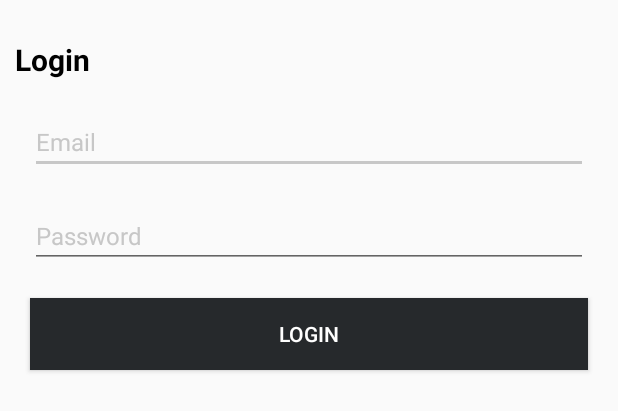
After one commit to Bassem-Samy/Persons, an Android app: the layout fragment_login.xml on its own in the app's theme, with its tools: preview values and no code run, on a phone screen of 412 x 824 dp. The commit adds this screen. Shown: the top 411 px of the screen. Run offline under Robolectric (Android 15) with nearby library versions, the phone set to English and light mode, and no system bars.

Commit message:
Added Login layout

```diff
--- /dev/null
+++ b/app/src/main/res/drawable/black_button_bg_selector.xml
@@ -0,0 +1,6 @@
+<?xml version="1.0" encoding="utf-8"?>
+<selector xmlns:android="http://schemas.android.com/apk/res/android">
+    <item android:drawable="@color/blackColor" android:state_pressed="true" />
+    <item android:drawable="@color/blackColor" android:state_focused="true" />
+    <item android:drawable="@color/darkGreyColor" />
+</selector>
--- /dev/null
+++ b/app/src/main/res/layout/fragment_login.xml
@@ -0,0 +1,65 @@
+<LinearLayout xmlns:android="http://schemas.android.com/apk/res/android"
+    xmlns:tools="http://schemas.android.com/tools"
+    android:layout_width="match_parent"
+    android:layout_height="match_parent"
+    android:orientation="vertical"
+    tools:context="com.bassem.persons.ui.login.LoginFragment">
+
+    <ProgressBar
+        android:id="@+id/prgrs_main"
+        style="@style/Widget.AppCompat.ProgressBar.Horizontal"
+        android:layout_width="match_parent"
+        android:layout_height="wrap_content"
+        android:indeterminate="true"
+        android:visibility="invisible" />
+
+    <ScrollView
+
+        android:layout_width="match_parent"
+        android:layout_height="0dp"
+        android:layout_weight="1">
+
+        <LinearLayout
+            android:layout_width="match_parent"
+            android:layout_height="wrap_content"
+            android:layout_margin="@dimen/margin10"
+            android:orientation="vertical">
+
+            <TextView
+                style="@style/LoginTitleTextStyle"
+                android:layout_width="wrap_content"
+                android:layout_height="wrap_content"
+                android:layout_marginBottom="@dimen/margin10"
+                android:text="@string/login" />
+
+            <EditText
+                android:id="@+id/edt_email"
+                style="@style/LoginEmailTextStyle"
+                android:layout_width="match_parent"
+                android:layout_height="wrap_content"
+                android:layout_margin="@dimen/margin10"
+                android:hint="@string/email"
+                android:inputType="textEmailAddress"
+                android:nextFocusDown="@+id/edt_password" />
+
+            <EditText
+                android:id="@+id/edt_password"
+                style="@style/LoginPasswordTextStyle"
+                android:layout_width="match_parent"
+                android:layout_height="wrap_content"
+                android:layout_margin="@dimen/margin10"
+                android:hint="@string/password"
+                android:inputType="textPassword"
+                android:nextFocusDown="@+id/btn_login" />
+
+            <Button
+                android:id="@+id/btn_login"
+                style="@style/LoginButtonStyle"
+                android:layout_width="match_parent"
+                android:layout_height="wrap_content"
+                android:layout_margin="@dimen/margin10"
+                android:text="@string/login_button_text" />
+        </LinearLayout>
+    </ScrollView>
+
+</LinearLayout>
--- a/app/src/main/res/values/colors.xml
+++ b/app/src/main/res/values/colors.xml
@@ -1,6 +1,10 @@
 <?xml version="1.0" encoding="utf-8"?>
 <resources>
-    <color name="colorPrimary">#3F51B5</color>
-    <color name="colorPrimaryDark">#303F9F</color>
-    <color name="colorAccent">#FF4081</color>
+    <color name="colorPrimary">#26292C</color>
+    <color name="colorPrimaryDark">#000000</color>
+    <color name="colorAccent">#C7C7C7</color>
+    <color name="textGreyColor">#C7C7C7</color>
+    <color name="blackColor">#000000</color>
+    <color name="whiteColor">#FFFFFF</color>
+    <color name="darkGreyColor">#26292C</color>
 </resources>
--- /dev/null
+++ b/app/src/main/res/values/dimens.xml
@@ -0,0 +1,9 @@
+<?xml version="1.0" encoding="utf-8"?>
+<resources>
+    <dimen name="margin10">10dp</dimen>
+
+
+    <dimen name="login_title_textsize">20sp</dimen>
+    <dimen name="login_email_textsize">16sp</dimen>
+    <dimen name="login_password_textsize">16sp</dimen>
+</resources>
--- a/app/src/main/res/values/strings.xml
+++ b/app/src/main/res/values/strings.xml
@@ -1,3 +1,17 @@
 <resources>
     <string name="app_name">Persons</string>
+
+    <string name="hello_blank_fragment">Hello blank fragment</string>
+    <string name="login">Login</string>
+    <string name="email">Email</string>
+    <string name="password">Password</string>
+    <string name="login_button_text">Login</string>
+    <string name="general_error">Sorry an error has happened, please try again later!</string>
+    <string name="invalid_email">Please enter a vaild email</string>
+    <string name="invalid_password">Password must be 8 characters long</string>
+    <string name="please_enter_email">Please enter an email</string>
+    <string name="please_enter_password">Please enter a password</string>
+    <string name="logging_user_in">Logging in</string>
+    <string name="password_cant_be_spaces">Password can\'t be spaces</string>
+
 </resources>
--- a/app/src/main/res/values/styles.xml
+++ b/app/src/main/res/values/styles.xml
@@ -7,5 +7,31 @@
         <item name="colorPrimaryDark">@color/colorPrimaryDark</item>
         <item name="colorAccent">@color/colorAccent</item>
     </style>
+    <!-- Login styles -->
+    <style name="LoginTitleTextStyle">
+        <item name="android:textSize">@dimen/login_title_textsize</item>
+        <item name="android:textColor">@color/blackColor</item>
+        <item name="android:textStyle">bold</item>
+    </style>
+
+    <style name="LoginEmailTextStyle">
+        <item name="android:textSize">@dimen/login_email_textsize</item>
+        <item name="android:textColor">@color/blackColor</item>
+        <item name="android:textColorHint">@color/textGreyColor</item>
+        <item name="android:singleLine">true</item>
+    </style>
+
+    <style name="LoginPasswordTextStyle">
+        <item name="android:textSize">@dimen/login_password_textsize</item>
+        <item name="android:textColor">@color/blackColor</item>
+        <item name="android:textColorHint">@color/textGreyColor</item>
+        <item name="android:singleLine">true</item>
+    </style>
+
+    <style name="LoginButtonStyle">
+        <item name="android:textColor">@color/whiteColor</item>
+        <item name="android:background">@drawable/black_button_bg_selector</item>
+
+    </style>
 
 </resources>
```
Also changed, not shown: app/build.gradle (+4 -3 lines), app/src/main/AndroidManifest.xml (+4 -3 lines), app/src/main/java/com/bassem/persons/ui/login/LoginFragment.java (added, +162 -0 lines).
